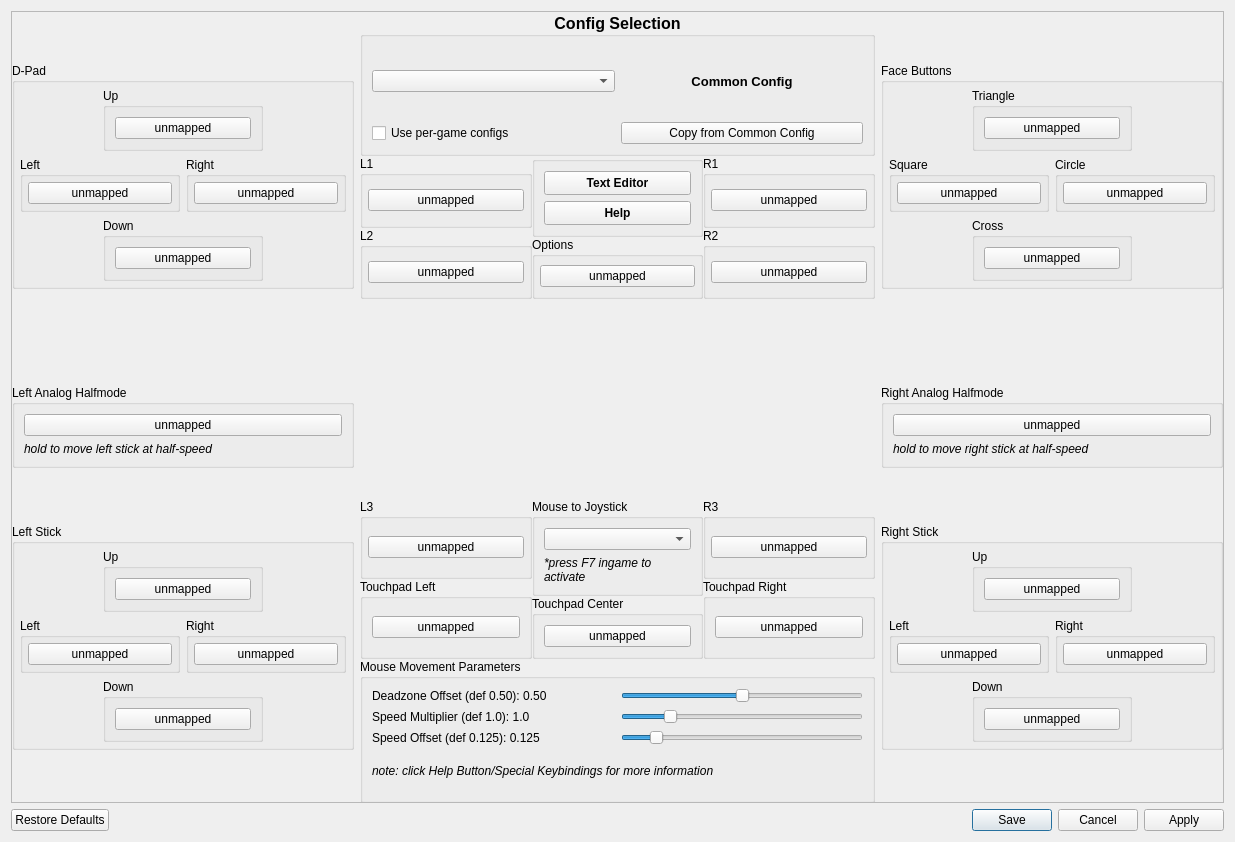
This is settings/kbm_gui.ui in rainmakerv3/BB_Launcher as Qt 5 draws it before an edit. The edited form follows.
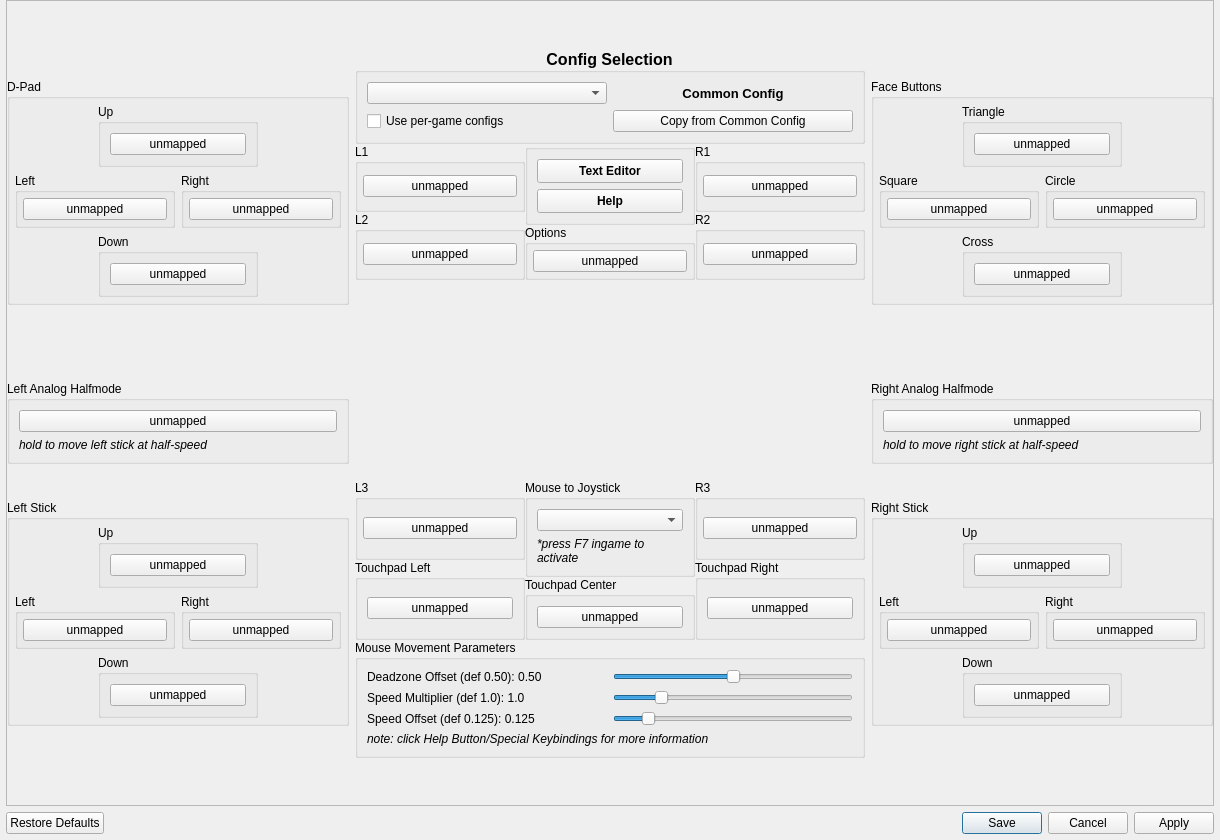
This is the edited form. Icons and pictures are not drawn.

```diff
--- a/settings/kbm_gui.ui
+++ b/settings/kbm_gui.ui
@@ -9,8 +9,8 @@
    <rect>
     <x>0</x>
     <y>0</y>
-    <width>1235</width>
-    <height>842</height>
+    <width>1220</width>
+    <height>840</height>
    </rect>
   </property>
   <property name="sizePolicy">
@@ -29,6 +29,18 @@
    <bool>true</bool>
   </property>
   <layout class="QVBoxLayout" name="verticalLayout">
+   <property name="leftMargin">
+    <number>6</number>
+   </property>
+   <property name="topMargin">
+    <number>0</number>
+   </property>
+   <property name="rightMargin">
+    <number>6</number>
+   </property>
+   <property name="bottomMargin">
+    <number>6</number>
+   </property>
    <item>
     <widget class="QScrollArea" name="scrollArea">
      <property name="focusPolicy">
@@ -42,19 +54,24 @@
        <rect>
         <x>0</x>
         <y>0</y>
-        <width>1215</width>
-        <height>792</height>
+        <width>1196</width>
+        <height>827</height>
        </rect>
       </property>
-      <widget class="QWidget" name="layoutWidget">
-       <property name="geometry">
-        <rect>
-         <x>0</x>
-         <y>0</y>
-         <width>1211</width>
-         <height>791</height>
-        </rect>
+      <layout class="QVBoxLayout" name="verticalLayout_19">
+       <property name="leftMargin">
+        <number>0</number>
        </property>
+       <property name="topMargin">
+        <number>0</number>
+       </property>
+       <property name="rightMargin">
+        <number>0</number>
+       </property>
+       <property name="bottomMargin">
+        <number>0</number>
+       </property>
+       <item>
        <layout class="QHBoxLayout" name="RemapLayout">
         <item>
          <layout class="QVBoxLayout" name="verticalLayout_left">
@@ -1961,7 +1978,8 @@
          </layout>
         </item>
        </layout>
-      </widget>
+       </item>
+      </layout>
      </widget>
     </widget>
    </item>
```
Lines whose indentation alone changed are shown as unchanged.
